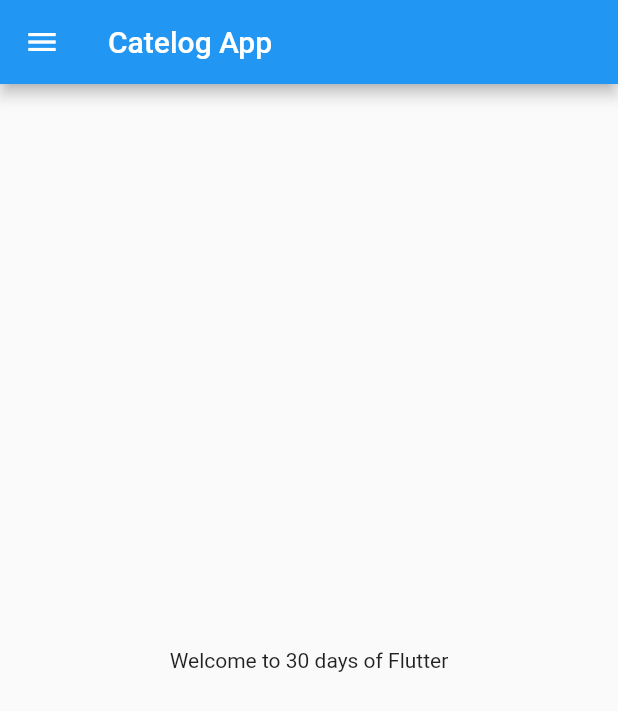
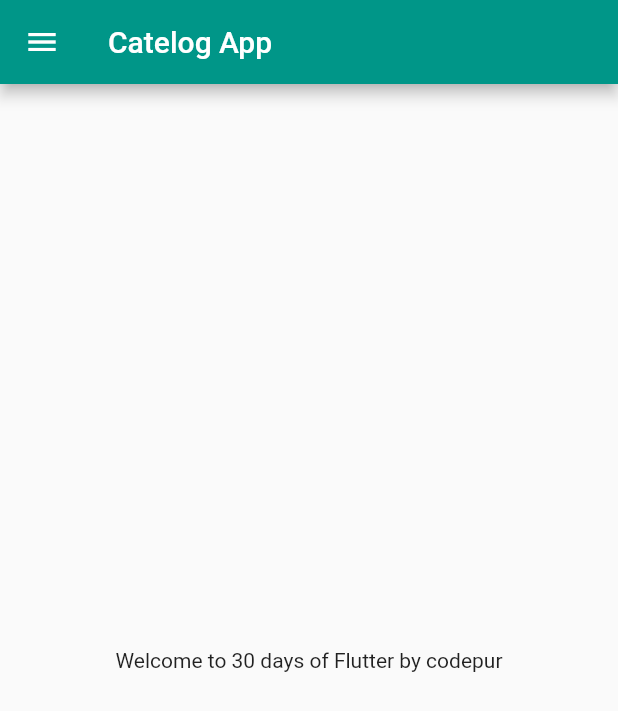
Before and after one commit to sitaitani/30DaysOfFlutter, a Flutter app: the screen it shows after launch, on a phone screen of 412 x 824 dp. Shown: the top 711 px of the screen. Run offline on Flutter 3.47's test engine with Material 2 defaults, Android fonts, the phone set to English and light mode, and no system bars.

Commit message:
Day3 completed

```diff
--- a/lib/main.dart
+++ b/lib/main.dart
@@ -1,5 +1,6 @@
 import 'package:flutter/material.dart';
-import 'package:flutter_application_2/home_page.dart';
+import 'package:flutter_application_2/pages/home_page.dart';
+import 'package:flutter_application_2/pages/login_page.dart';
 
 void main() {
   runApp(MyApp());
@@ -10,7 +11,18 @@ class MyApp extends StatelessWidget {
   @override
   Widget build(BuildContext context) {
     return MaterialApp(
-      home: Homepage(),
+      themeMode: ThemeMode.light ,
+      theme: ThemeData(primarySwatch: Colors.teal),
+      darkTheme: ThemeData(
+        brightness: Brightness.dark,
+      ),
+      initialRoute: "/home",
+      routes: {
+        "/":(context) => LoginPage(),
+        "/home":(context) => Homepage(),
+        "/login":(context) => LoginPage()
+      },
+
     );
   }
 }
--- a/lib/home_page.dart
+++ b/lib/pages/home_page.dart
@@ -12,7 +12,7 @@ class Homepage extends StatelessWidget {
       ),
       body: Center(
         child: Container(
-          child: Text("Welcome to $days days of Flutter"),
+          child: Text("Welcome to $days days of Flutter by $name"),
         ),
       ),
       drawer: Drawer(),
```
Also changed, not shown: lib/pages/login_page.dart (added, +20 -0 lines).
